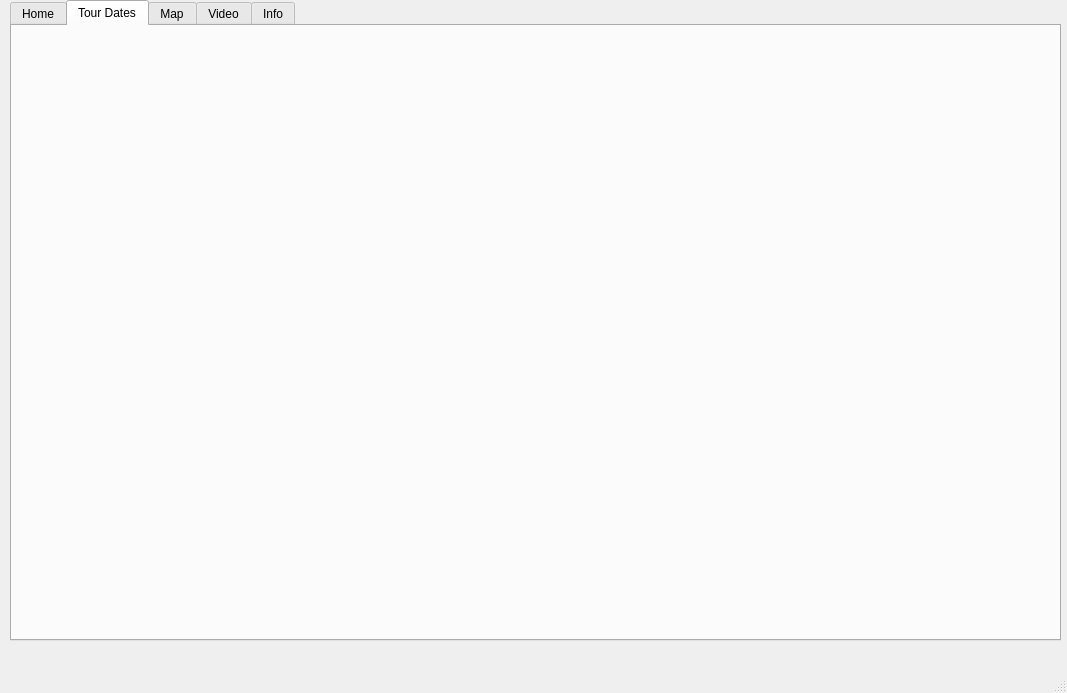
The window that client/showboat.ui (jonramm/ShowBoat) describes before a commit, drawn with Qt 5.
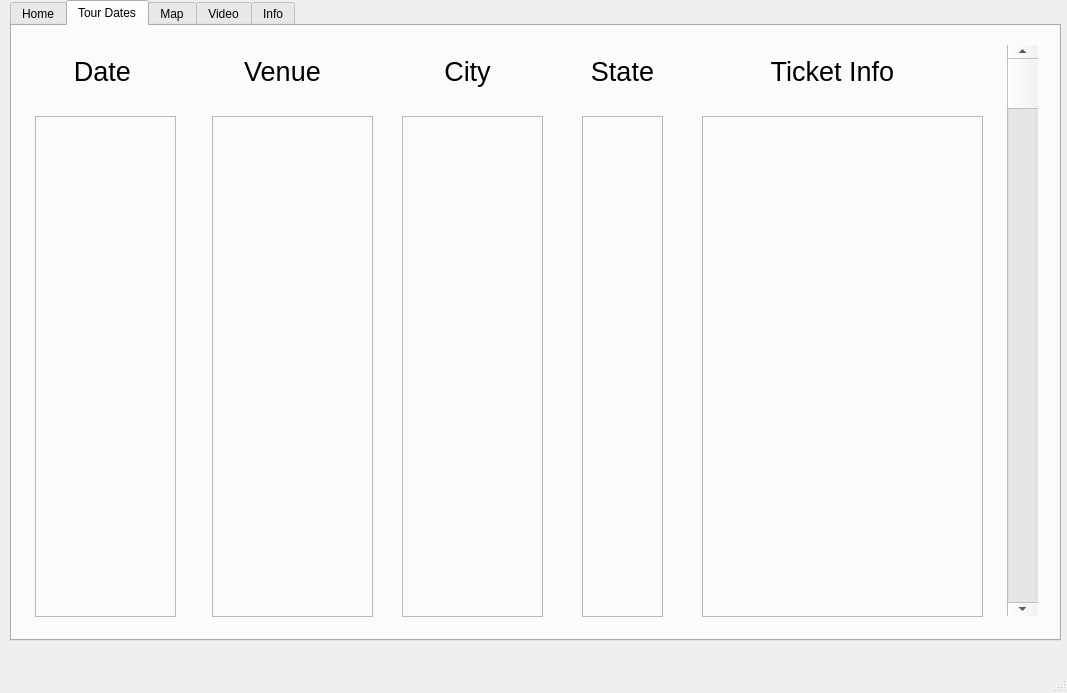
The same window after the commit. The open tabs and pages were chosen to show the change. Icons and pictures are not drawn.

Commit message: tour dates tab buttons added

```diff
--- a/client/showboat.ui
+++ b/client/showboat.ui
@@ -318,6 +318,234 @@
      <attribute name="title">
       <string>Tour Dates</string>
      </attribute>
+     <widget class="QScrollBar" name="tourDatesScrollBar">
+      <property name="geometry">
+       <rect>
+        <x>995</x>
+        <y>19</y>
+        <width>31</width>
+        <height>571</height>
+       </rect>
+      </property>
+      <property name="orientation">
+       <enum>Qt::Vertical</enum>
+      </property>
+     </widget>
+     <widget class="QLabel" name="tourDatesDateLabel">
+      <property name="geometry">
+       <rect>
+        <x>20</x>
+        <y>20</y>
+        <width>141</width>
+        <height>51</height>
+       </rect>
+      </property>
+      <property name="font">
+       <font>
+        <pointsize>20</pointsize>
+       </font>
+      </property>
+      <property name="text">
+       <string>Date</string>
+      </property>
+      <property name="alignment">
+       <set>Qt::AlignCenter</set>
+      </property>
+     </widget>
+     <widget class="QLabel" name="tourDatesVenueLabel">
+      <property name="geometry">
+       <rect>
+        <x>200</x>
+        <y>20</y>
+        <width>141</width>
+        <height>51</height>
+       </rect>
+      </property>
+      <property name="font">
+       <font>
+        <pointsize>20</pointsize>
+       </font>
+      </property>
+      <property name="text">
+       <string>Venue</string>
+      </property>
+      <property name="alignment">
+       <set>Qt::AlignCenter</set>
+      </property>
+     </widget>
+     <widget class="QLabel" name="tourDatesCityLabel">
+      <property name="geometry">
+       <rect>
+        <x>400</x>
+        <y>20</y>
+        <width>111</width>
+        <height>51</height>
+       </rect>
+      </property>
+      <property name="font">
+       <font>
+        <pointsize>20</pointsize>
+       </font>
+      </property>
+      <property name="text">
+       <string>City</string>
+      </property>
+      <property name="alignment">
+       <set>Qt::AlignCenter</set>
+      </property>
+     </widget>
+     <widget class="QLabel" name="tourDatesStateLabel">
+      <property name="geometry">
+       <rect>
+        <x>560</x>
+        <y>20</y>
+        <width>101</width>
+        <height>51</height>
+       </rect>
+      </property>
+      <property name="font">
+       <font>
+        <pointsize>20</pointsize>
+       </font>
+      </property>
+      <property name="text">
+       <string>State</string>
+      </property>
+      <property name="alignment">
+       <set>Qt::AlignCenter</set>
+      </property>
+     </widget>
+     <widget class="QLabel" name="tourDatesTicketInfoLabel">
+      <property name="geometry">
+       <rect>
+        <x>690</x>
+        <y>20</y>
+        <width>261</width>
+        <height>51</height>
+       </rect>
+      </property>
+      <property name="font">
+       <font>
+        <pointsize>20</pointsize>
+       </font>
+      </property>
+      <property name="text">
+       <string>Ticket Info</string>
+      </property>
+      <property name="alignment">
+       <set>Qt::AlignCenter</set>
+      </property>
+     </widget>
+     <widget class="QLabel" name="tourDatesDateListLabel">
+      <property name="geometry">
+       <rect>
+        <x>23</x>
+        <y>90</y>
+        <width>141</width>
+        <height>501</height>
+       </rect>
+      </property>
+      <property name="frameShape">
+       <enum>QFrame::StyledPanel</enum>
+      </property>
+      <property name="frameShadow">
+       <enum>QFrame::Sunken</enum>
+      </property>
+      <property name="lineWidth">
+       <number>3</number>
+      </property>
+      <property name="text">
+       <string/>
+      </property>
+     </widget>
+     <widget class="QLabel" name="tourDatesVenueListLabel">
+      <property name="geometry">
+       <rect>
+        <x>200</x>
+        <y>90</y>
+        <width>161</width>
+        <height>501</height>
+       </rect>
+      </property>
+      <property name="frameShape">
+       <enum>QFrame::StyledPanel</enum>
+      </property>
+      <property name="frameShadow">
+       <enum>QFrame::Sunken</enum>
+      </property>
+      <property name="lineWidth">
+       <number>3</number>
+      </property>
+      <property name="text">
+       <string/>
+      </property>
+     </widget>
+     <widget class="QLabel" name="tourDatesCityListLabel">
+      <property name="geometry">
+       <rect>
+        <x>390</x>
+        <y>90</y>
+        <width>141</width>
+        <height>501</height>
+       </rect>
+      </property>
+      <property name="frameShape">
+       <enum>QFrame::StyledPanel</enum>
+      </property>
+      <property name="frameShadow">
+       <enum>QFrame::Sunken</enum>
+      </property>
+      <property name="lineWidth">
+       <number>3</number>
+      </property>
+      <property name="text">
+       <string/>
+      </property>
+     </widget>
+     <widget class="QLabel" name="tourDatesStateListLabel">
+      <property name="geometry">
+       <rect>
+        <x>570</x>
+        <y>90</y>
+        <width>81</width>
+        <height>501</height>
+       </rect>
+      </property>
+      <property name="frameShape">
+       <enum>QFrame::StyledPanel</enum>
+      </property>
+      <property name="frameShadow">
+       <enum>QFrame::Sunken</enum>
+      </property>
+      <property name="lineWidth">
+       <number>3</number>
+      </property>
+      <property name="text">
+       <string/>
+      </property>
+     </widget>
+     <widget class="QLabel" name="tourDatesTicketListLabel">
+      <property name="geometry">
+       <rect>
+        <x>690</x>
+        <y>90</y>
+        <width>281</width>
+        <height>501</height>
+       </rect>
+      </property>
+      <property name="frameShape">
+       <enum>QFrame::StyledPanel</enum>
+      </property>
+      <property name="frameShadow">
+       <enum>QFrame::Sunken</enum>
+      </property>
+      <property name="lineWidth">
+       <number>3</number>
+      </property>
+      <property name="text">
+       <string/>
+      </property>
+     </widget>
     </widget>
     <widget class="QWidget" name="mapTab">
      <attribute name="title">
```
Left out of the diff: 2 changed lines with no effect on the pictures. The commit also changes 2 other files.
